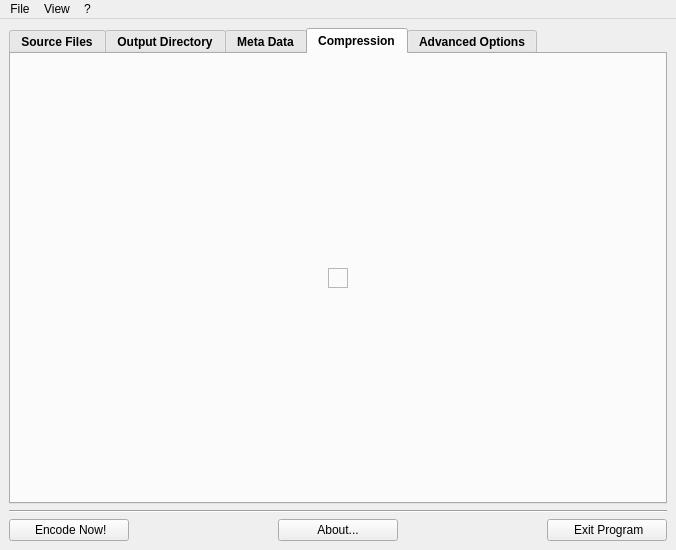
manojkumardshenoy/mulder, file LameXP_QT/gui/MainWindow.ui: the form before one commit.
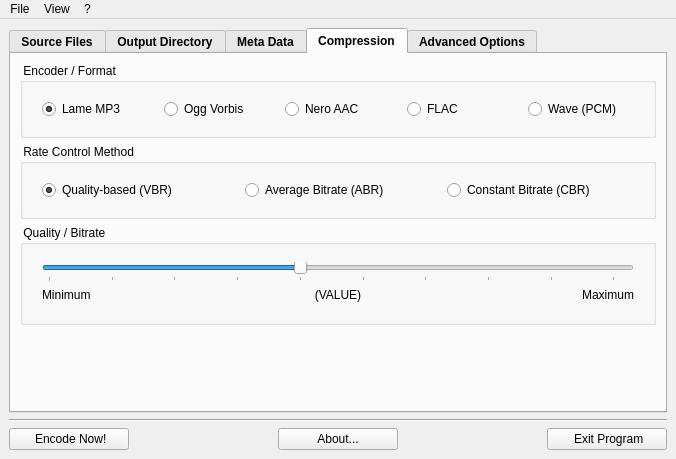
The form after the commit. The open tabs and pages were chosen to show the change. Icons and pictures are not drawn.

Diff of the .ui file:
```diff
--- a/LameXP_QT/gui/MainWindow.ui
+++ b/LameXP_QT/gui/MainWindow.ui
@@ -7,7 +7,7 @@
     <x>0</x>
     <y>0</y>
     <width>676</width>
-    <height>550</height>
+    <height>459</height>
    </rect>
   </property>
   <property name="windowTitle">
@@ -545,70 +545,284 @@
          </attribute>
          <layout class="QGridLayout" name="gridLayout_4">
           <item row="0" column="0">
-           <layout class="QGridLayout" name="gridLayout_3">
-            <item row="1" column="1">
-             <widget class="QLabel" name="label_2">
-              <property name="enabled">
-               <bool>true</bool>
+           <layout class="QVBoxLayout" name="verticalLayout_6">
+            <item>
+             <widget class="QGroupBox" name="groupBox_2">
+              <property name="minimumSize">
+               <size>
+                <width>0</width>
+                <height>75</height>
+               </size>
               </property>
-              <property name="frameShape">
-               <enum>QFrame::StyledPanel</enum>
+              <property name="font">
+               <font>
+                <weight>50</weight>
+                <bold>false</bold>
+               </font>
               </property>
-              <property name="frameShadow">
-               <enum>QFrame::Sunken</enum>
+              <property name="title">
+               <string> Encoder / Format </string>
               </property>
-              <property name="text">
-               <string/>
-              </property>
-              <property name="pixmap">
-               <pixmap resource="../res/Images.qrc">:/images/Construction.gif</pixmap>
-              </property>
-              <property name="alignment">
-               <set>Qt::AlignCenter</set>
-              </property>
+              <layout class="QGridLayout" name="gridLayout_3">
+               <item row="0" column="0">
+                <layout class="QGridLayout" name="gridLayout">
+                 <item row="0" column="1">
+                  <widget class="QRadioButton" name="radioButtonEncoderMP3">
+                   <property name="text">
+                    <string>Lame MP3</string>
+                   </property>
+                   <property name="checked">
+                    <bool>true</bool>
+                   </property>
+                  </widget>
+                 </item>
+                 <item row="0" column="2">
+                  <widget class="QRadioButton" name="radioButtonEncoderVorbis">
+                   <property name="text">
+                    <string>Ogg Vorbis</string>
+                   </property>
+                  </widget>
+                 </item>
+                 <item row="0" column="3">
+                  <widget class="QRadioButton" name="radioButtonEncoderAAC">
+                   <property name="text">
+                    <string>Nero AAC</string>
+                   </property>
+                  </widget>
+                 </item>
+                 <item row="0" column="5">
+                  <widget class="QRadioButton" name="radioButtonEncoderPCM">
+                   <property name="text">
+                    <string>Wave (PCM)</string>
+                   </property>
+                  </widget>
+                 </item>
+                 <item row="0" column="4">
+                  <widget class="QRadioButton" name="radioButtonEncoderFLAC">
+                   <property name="text">
+                    <string>FLAC</string>
+                   </property>
+                  </widget>
+                 </item>
+                 <item row="0" column="0">
+                  <spacer name="horizontalSpacer_7">
+                   <property name="orientation">
+                    <enum>Qt::Horizontal</enum>
+                   </property>
+                   <property name="sizeType">
+                    <enum>QSizePolicy::Fixed</enum>
+                   </property>
+                   <property name="sizeHint" stdset="0">
+                    <size>
+                     <width>10</width>
+                     <height>20</height>
+                    </size>
+                   </property>
+                  </spacer>
+                 </item>
+                </layout>
+               </item>
+              </layout>
              </widget>
             </item>
-            <item row="1" column="0">
-             <spacer name="horizontalSpacer_8">
-              <property name="orientation">
-               <enum>Qt::Horizontal</enum>
-              </property>
-              <property name="sizeHint" stdset="0">
+            <item>
+             <widget class="QGroupBox" name="groupBox_4">
+              <property name="minimumSize">
                <size>
-                <width>40</width>
-                <height>20</height>
+                <width>0</width>
+                <height>75</height>
                </size>
               </property>
-             </spacer>
-            </item>
-            <item row="1" column="2">
-             <spacer name="horizontalSpacer_9">
-              <property name="orientation">
-               <enum>Qt::Horizontal</enum>
+              <property name="font">
+               <font>
+                <weight>50</weight>
+                <bold>false</bold>
+               </font>
               </property>
-              <property name="sizeHint" stdset="0">
-               <size>
-                <width>40</width>
-                <height>20</height>
-               </size>
+              <property name="title">
+               <string> Rate Control Method </string>
               </property>
-             </spacer>
+              <layout class="QGridLayout" name="gridLayout_13">
+               <item row="0" column="0">
+                <layout class="QGridLayout" name="gridLayout_12">
+                 <item row="0" column="1">
+                  <widget class="QRadioButton" name="radioButtonModeQuality">
+                   <property name="text">
+                    <string>Quality-based (VBR)</string>
+                   </property>
+                   <property name="checked">
+                    <bool>true</bool>
+                   </property>
+                  </widget>
+                 </item>
+                 <item row="0" column="2">
+                  <widget class="QRadioButton" name="radioButtonModeAverageBitrate">
+                   <property name="text">
+                    <string>Average Bitrate (ABR)</string>
+                   </property>
+                  </widget>
+                 </item>
+                 <item row="0" column="3">
+                  <widget class="QRadioButton" name="radioButtonConstBitrate">
+                   <property name="text">
+                    <string>Constant Bitrate (CBR)</string>
+                   </property>
+                  </widget>
+                 </item>
+                 <item row="0" column="0">
+                  <spacer name="horizontalSpacer_8">
+                   <property name="orientation">
+                    <enum>Qt::Horizontal</enum>
+                   </property>
+                   <property name="sizeType">
+                    <enum>QSizePolicy::Fixed</enum>
+                   </property>
+                   <property name="sizeHint" stdset="0">
+                    <size>
+                     <width>10</width>
+                     <height>20</height>
+                    </size>
+                   </property>
+                  </spacer>
+                 </item>
+                </layout>
+               </item>
+              </layout>
+             </widget>
             </item>
-            <item row="0" column="1">
-             <spacer name="verticalSpacer_3">
-              <property name="orientation">
-               <enum>Qt::Vertical</enum>
-              </property>
-              <property name="sizeHint" stdset="0">
+            <item>
+             <widget class="QGroupBox" name="groupBox_3">
+              <property name="minimumSize">
                <size>
-                <width>20</width>
-                <height>40</height>
+                <width>0</width>
+                <height>100</height>
                </size>
               </property>
-             </spacer>
+              <property name="font">
+               <font>
+                <weight>50</weight>
+                <bold>false</bold>
+               </font>
+              </property>
+              <property name="title">
+               <string> Quality / Bitrate </string>
+              </property>
+              <layout class="QGridLayout" name="gridLayout_15">
+               <item row="0" column="2">
+                <layout class="QGridLayout" name="gridLayout_14">
+                 <item row="1" column="2" colspan="3">
+                  <widget class="QSlider" name="sliderBitrate">
+                   <property name="minimum">
+                    <number>4</number>
+                   </property>
+                   <property name="maximum">
+                    <number>50</number>
+                   </property>
+                   <property name="value">
+                    <number>24</number>
+                   </property>
+                   <property name="tracking">
+                    <bool>true</bool>
+                   </property>
+                   <property name="orientation">
+                    <enum>Qt::Horizontal</enum>
+                   </property>
+                   <property name="invertedAppearance">
+                    <bool>false</bool>
+                   </property>
+                   <property name="tickPosition">
+                    <enum>QSlider::TicksBelow</enum>
+                   </property>
+                   <property name="tickInterval">
+                    <number>5</number>
+                   </property>
+                  </widget>
+                 </item>
+                 <item row="4" column="2">
+                  <widget class="QLabel" name="label">
+                   <property name="text">
+                    <string>Minimum</string>
+                   </property>
+                   <property name="alignment">
+                    <set>Qt::AlignLeading|Qt::AlignLeft|Qt::AlignTop</set>
+                   </property>
+                  </widget>
+                 </item>
+                 <item row="4" column="4">
+                  <widget class="QLabel" name="label_2">
+                   <property name="text">
+                    <string>Maximum</string>
+                   </property>
+                   <property name="alignment">
+                    <set>Qt::AlignRight|Qt::AlignTop|Qt::AlignTrailing</set>
+                   </property>
+                  </widget>
+                 </item>
+                 <item row="4" column="3">
+                  <widget class="QLabel" name="labelBitrate">
+                   <property name="text">
+                    <string>(VALUE)</string>
+                   </property>
+                   <property name="alignment">
+                    <set>Qt::AlignHCenter|Qt::AlignTop</set>
+                   </property>
+                  </widget>
+                 </item>
+                 <item row="0" column="3">
+                  <spacer name="verticalSpacer_3">
+                   <property name="orientation">
+                    <enum>Qt::Vertical</enum>
+                   </property>
+                   <property name="sizeType">
+                    <enum>QSizePolicy::Fixed</enum>
+                   </property>
+                   <property name="sizeHint" stdset="0">
+                    <size>
+                     <width>20</width>
+                     <height>8</height>
+                    </size>
+                   </property>
+                  </spacer>
+                 </item>
+                 <item row="1" column="0">
+                  <spacer name="horizontalSpacer_9">
+                   <property name="orientation">
+                    <enum>Qt::Horizontal</enum>
+                   </property>
+                   <property name="sizeType">
+                    <enum>QSizePolicy::Fixed</enum>
+                   </property>
+                   <property name="sizeHint" stdset="0">
+                    <size>
+                     <width>10</width>
+                     <height>20</height>
+                    </size>
+                   </property>
+                  </spacer>
+                 </item>
+                 <item row="1" column="5">
+                  <spacer name="horizontalSpacer_10">
+                   <property name="orientation">
+                    <enum>Qt::Horizontal</enum>
+                   </property>
+                   <property name="sizeType">
+                    <enum>QSizePolicy::Fixed</enum>
+                   </property>
+                   <property name="sizeHint" stdset="0">
+                    <size>
+                     <width>10</width>
+                     <height>20</height>
+                    </size>
+                   </property>
+                  </spacer>
+                 </item>
+                </layout>
+               </item>
+              </layout>
+             </widget>
             </item>
-            <item row="2" column="1">
-             <spacer name="verticalSpacer_4">
+            <item>
+             <spacer name="verticalSpacer_2">
               <property name="orientation">
                <enum>Qt::Vertical</enum>
               </property>
```
Left out of the diff: 27 changed lines with no effect on the pictures.
